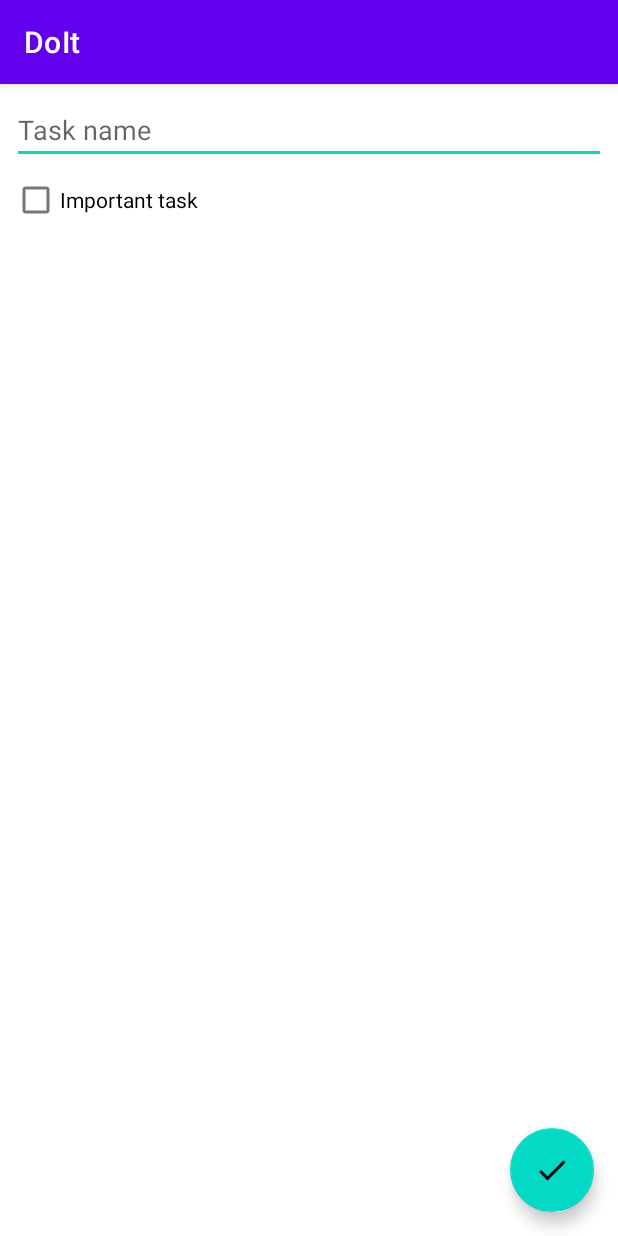
After one commit to khangchow/DoIt, an Android app: the fragment AddEditTaskFragment shown on its own in the app's theme, on a phone screen of 412 x 824 dp. The commit adds this screen. Run offline under Robolectric (Android 15) with nearby library versions, the phone set to English and light mode, and no system bars.

Commit message:
create layouts

```diff
--- /dev/null
+++ b/app/src/main/java/com/chow/doit/AddEditTaskFragment.kt
@@ -0,0 +1,59 @@
+package com.chow.doit
+
+import android.os.Bundle
+import androidx.fragment.app.Fragment
+import android.view.LayoutInflater
+import android.view.View
+import android.view.ViewGroup
+
+// TODO: Rename parameter arguments, choose names that match
+// the fragment initialization parameters, e.g. ARG_ITEM_NUMBER
+private const val ARG_PARAM1 = "param1"
+private const val ARG_PARAM2 = "param2"
+
+/**
+ * A simple [Fragment] subclass.
+ * Use the [AddEditTaskFragment.newInstance] factory method to
+ * create an instance of this fragment.
+ */
+class AddEditTaskFragment : Fragment() {
+    // TODO: Rename and change types of parameters
+    private var param1: String? = null
+    private var param2: String? = null
+
+    override fun onCreate(savedInstanceState: Bundle?) {
+        super.onCreate(savedInstanceState)
+        arguments?.let {
+            param1 = it.getString(ARG_PARAM1)
+            param2 = it.getString(ARG_PARAM2)
+        }
+    }
+
+    override fun onCreateView(
+        inflater: LayoutInflater, container: ViewGroup?,
+        savedInstanceState: Bundle?
+    ): View? {
+        // Inflate the layout for this fragment
+        return inflater.inflate(R.layout.fragment_add_edit_task, container, false)
+    }
+
+    companion object {
+        /**
+         * Use this factory method to create a new instance of
+         * this fragment using the provided parameters.
+         *
+         * @param param1 Parameter 1.
+         * @param param2 Parameter 2.
+         * @return A new instance of fragment AddEditTaskFragment.
+         */
+        // TODO: Rename and change types and number of parameters
+        @JvmStatic
+        fun newInstance(param1: String, param2: String) =
+            AddEditTaskFragment().apply {
+                arguments = Bundle().apply {
+                    putString(ARG_PARAM1, param1)
+                    putString(ARG_PARAM2, param2)
+                }
+            }
+    }
+}
--- /dev/null
+++ b/app/src/main/res/drawable/ic_add.xml
@@ -0,0 +1,5 @@
+<vector android:height="24dp" android:tint="#000000"
+    android:viewportHeight="24" android:viewportWidth="24"
+    android:width="24dp" xmlns:android="http://schemas.android.com/apk/res/android">
+    <path android:fillColor="@android:color/white" android:pathData="M19,13h-6v6h-2v-6H5v-2h6V5h2v6h6v2z"/>
+</vector>
--- /dev/null
+++ b/app/src/main/res/drawable/ic_check.xml
@@ -0,0 +1,5 @@
+<vector android:height="24dp" android:tint="#000000"
+    android:viewportHeight="24" android:viewportWidth="24"
+    android:width="24dp" xmlns:android="http://schemas.android.com/apk/res/android">
+    <path android:fillColor="@android:color/white" android:pathData="M9,16.17L4.83,12l-1.42,1.41L9,19 21,7l-1.41,-1.41z"/>
+</vector>
--- /dev/null
+++ b/app/src/main/res/drawable/ic_priority.xml
@@ -0,0 +1,6 @@
+<vector android:height="24dp" android:tint="#000000"
+    android:viewportHeight="24" android:viewportWidth="24"
+    android:width="24dp" xmlns:android="http://schemas.android.com/apk/res/android">
+    <path android:fillColor="@android:color/white" android:pathData="M12,19m-2,0a2,2 0,1 1,4 0a2,2 0,1 1,-4 0"/>
+    <path android:fillColor="@android:color/white" android:pathData="M10,3h4v12h-4z"/>
+</vector>
--- /dev/null
+++ b/app/src/main/res/layout/fragment_add_edit_task.xml
@@ -0,0 +1,41 @@
+<?xml version="1.0" encoding="utf-8"?>
+<androidx.coordinatorlayout.widget.CoordinatorLayout xmlns:android="http://schemas.android.com/apk/res/android"
+    xmlns:tools="http://schemas.android.com/tools"
+    android:layout_width="match_parent"
+    android:layout_height="match_parent"
+    tools:context=".AddEditTaskFragment">
+
+    <LinearLayout
+        android:layout_width="match_parent"
+        android:layout_height="wrap_content"
+        android:orientation="vertical"
+        android:padding="8dp">
+
+        <EditText
+            android:id="@+id/et_task_name"
+            android:layout_width="match_parent"
+            android:layout_height="wrap_content"
+            android:hint="Task name"
+            android:inputType="text" />
+
+        <CheckBox
+            android:id="@+id/cb_important"
+            android:layout_width="match_parent"
+            android:layout_height="wrap_content"
+            android:text="Important task" />
+
+        <TextView
+            android:id="@+id/tv_created_date"
+            android:layout_width="wrap_content"
+            android:layout_height="wrap_content"
+            tools:text="Created date" />
+    </LinearLayout>
+
+    <com.google.android.material.floatingactionbutton.FloatingActionButton
+        android:id="@+id/fab_save_task"
+        android:layout_width="wrap_content"
+        android:layout_height="wrap_content"
+        android:layout_gravity="bottom|end"
+        android:layout_margin="16dp"
+        android:src="@drawable/ic_check" />
+</androidx.coordinatorlayout.widget.CoordinatorLayout>
--- a/app/src/main/res/values/strings.xml
+++ b/app/src/main/res/values/strings.xml
@@ -1,3 +1,5 @@
 <resources>
     <string name="app_name">DoIt</string>
+    <!-- TODO: Remove or change this placeholder text -->
+    <string name="hello_blank_fragment">Hello blank fragment</string>
 </resources>
--- a/build.gradle
+++ b/build.gradle
@@ -3,6 +3,7 @@ plugins {
     id 'com.android.application' version '7.2.2' apply false
     id 'com.android.library' version '7.2.2' apply false
     id 'org.jetbrains.kotlin.android' version '1.7.10' apply false
+    id 'com.google.dagger.hilt.android' version '2.41' apply false
 }
 
 task clean(type: Delete) {
```
Also changed, not shown: app/build.gradle (+4 -3 lines), app/src/main/java/com/chow/doit/TasksFragment.kt (added, +59 -0 lines), app/src/main/java/com/chow/doit/data/Task.kt (added, +20 -0 lines), app/src/main/res/layout/fragment_tasks.xml (added, +20 -0 lines), app/src/main/res/layout/item_task.xml (added, +35 -0 lines).
